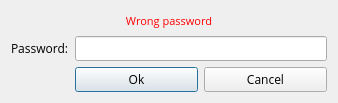
Qt form src/gui/ui/passworddialog.ui (ConcealNetwork/conceal-desktop) before a commit.
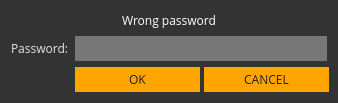
The same form after that commit.

The edit to the form file:
```diff
--- a/src/gui/ui/passworddialog.ui
+++ b/src/gui/ui/passworddialog.ui
@@ -31,6 +31,9 @@
   <property name="windowTitle">
    <string>Enter password</string>
   </property>
+  <property name="styleSheet">
+   <string notr="true">background-color: #333;</string>
+  </property>
   <layout class="QGridLayout" name="gridLayout">
    <item row="1" column="1" colspan="2">
     <widget class="QLineEdit" name="m_passwordEdit">
@@ -40,6 +43,15 @@
        <verstretch>0</verstretch>
       </sizepolicy>
      </property>
+     <property name="minimumSize">
+      <size>
+       <width>0</width>
+       <height>25</height>
+      </size>
+     </property>
+     <property name="styleSheet">
+      <string notr="true">background-color: #777; border: 0px; color: #e5e5e5;</string>
+     </property>
      <property name="echoMode">
       <enum>QLineEdit::Password</enum>
      </property>
@@ -47,8 +59,17 @@
    </item>
    <item row="3" column="2">
     <widget class="QPushButton" name="m_cancelButton">
+     <property name="minimumSize">
+      <size>
+       <width>125</width>
+       <height>25</height>
+      </size>
+     </property>
+     <property name="styleSheet">
+      <string notr="true">color: #222; border-radius: 0px; border: 0px solid; background-color: orange;</string>
+     </property>
      <property name="text">
-      <string>Cancel</string>
+      <string>CANCEL</string>
      </property>
     </widget>
    </item>
@@ -60,6 +81,9 @@
        <verstretch>0</verstretch>
       </sizepolicy>
      </property>
+     <property name="styleSheet">
+      <string notr="true">color: #e5e5e5;</string>
+     </property>
      <property name="text">
       <string>Password:</string>
      </property>
@@ -70,8 +94,17 @@
      <property name="enabled">
       <bool>true</bool>
      </property>
+     <property name="minimumSize">
+      <size>
+       <width>125</width>
+       <height>25</height>
+      </size>
+     </property>
+     <property name="styleSheet">
+      <string notr="true">color: #222; border-radius: 0px; border: 0px solid; background-color: orange;</string>
+     </property>
      <property name="text">
-      <string>Ok</string>
+      <string>OK</string>
      </property>
      <property name="default">
       <bool>true</bool>
@@ -87,7 +120,7 @@
       </size>
      </property>
      <property name="styleSheet">
-      <string notr="true">color: #ff0000; font: 11px;</string>
+      <string notr="true">color: #fff;</string>
      </property>
      <property name="text">
       <string>Wrong password</string>
```
